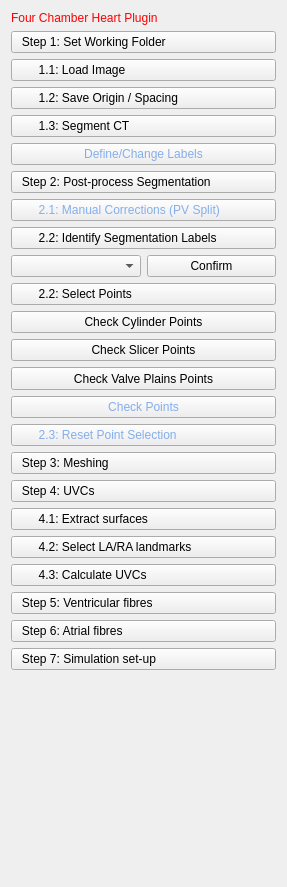
Before: the Qt Designer form CemrgApp/Plugins/kcl.cemrgapp.fourchamber/src/internal/FourChamberViewControls.ui in RosieBarrows/CemrgApp, drawn with Qt 5.
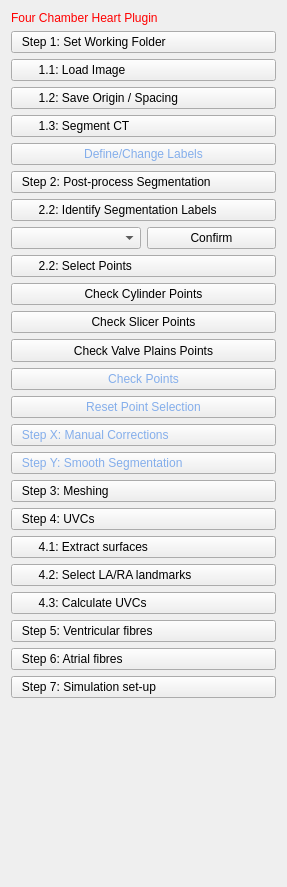
After: the same form once the commit is applied.

Commit message: testing_point_select_scripts

Diff of the .ui file:
```diff
--- a/CemrgApp/Plugins/kcl.cemrgapp.fourchamber/src/internal/FourChamberViewControls.ui
+++ b/CemrgApp/Plugins/kcl.cemrgapp.fourchamber/src/internal/FourChamberViewControls.ui
@@ -90,16 +90,6 @@
      </property>
     </widget>
    </item>
-   <item>
-    <widget class="QPushButton" name="button_corrections">
-     <property name="styleSheet">
-      <string notr="true">text-align: left; color: rgb(132, 174, 235);</string>
-     </property>
-     <property name="text">
-      <string>        2.1: Manual Corrections (PV Split)</string>
-     </property>
-    </widget>
-   </item>
    <item>
     <widget class="QPushButton" name="button_corrections_split">
      <property name="styleSheet">
@@ -183,10 +173,30 @@
    <item>
     <widget class="QPushButton" name="button_select_pts_reset">
      <property name="styleSheet">
+      <string notr="true">color: rgb(132, 174, 235);</string>
+     </property>
+     <property name="text">
+      <string>Reset Point Selection</string>
+     </property>
+    </widget>
+   </item>
+   <item>
+    <widget class="QPushButton" name="button_corrections">
+     <property name="styleSheet">
       <string notr="true">text-align: left; color: rgb(132, 174, 235);</string>
      </property>
      <property name="text">
-      <string>        2.3: Reset Point Selection</string>
+      <string>   Step X: Manual Corrections</string>
+     </property>
+    </widget>
+   </item>
+   <item>
+    <widget class="QPushButton" name="button_smooth_segmentation">
+     <property name="styleSheet">
+      <string notr="true">text-align: left; color: rgb(132, 174, 235);</string>
+     </property>
+     <property name="text">
+      <string>   Step Y: Smooth Segmentation</string>
      </property>
     </widget>
    </item>
```
The commit also changes 2 other files.
